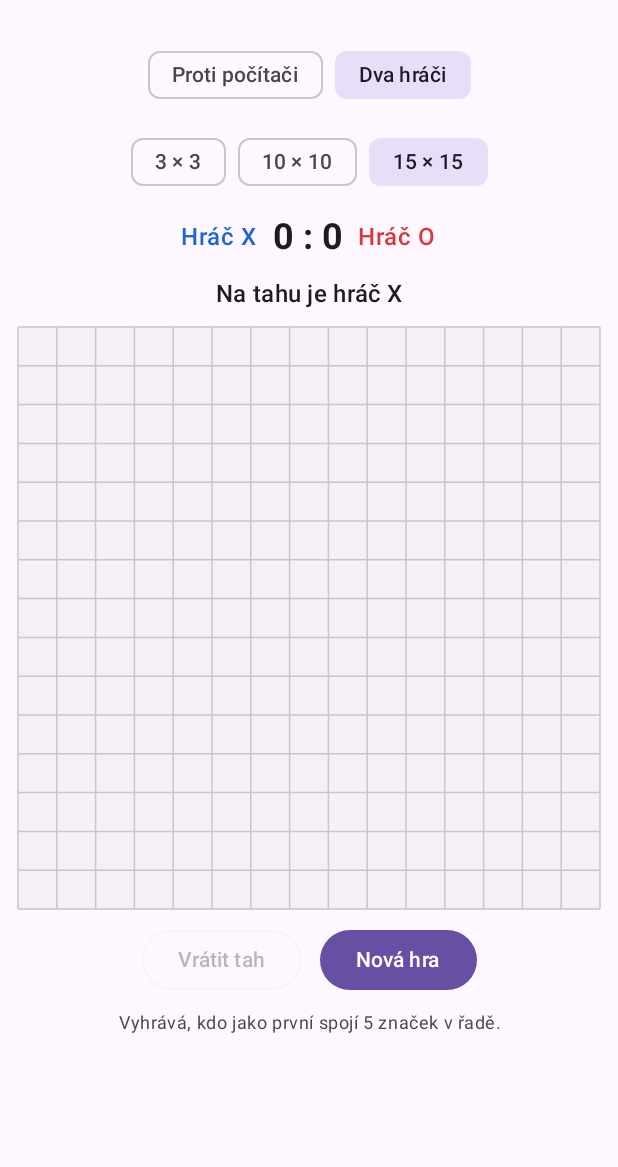
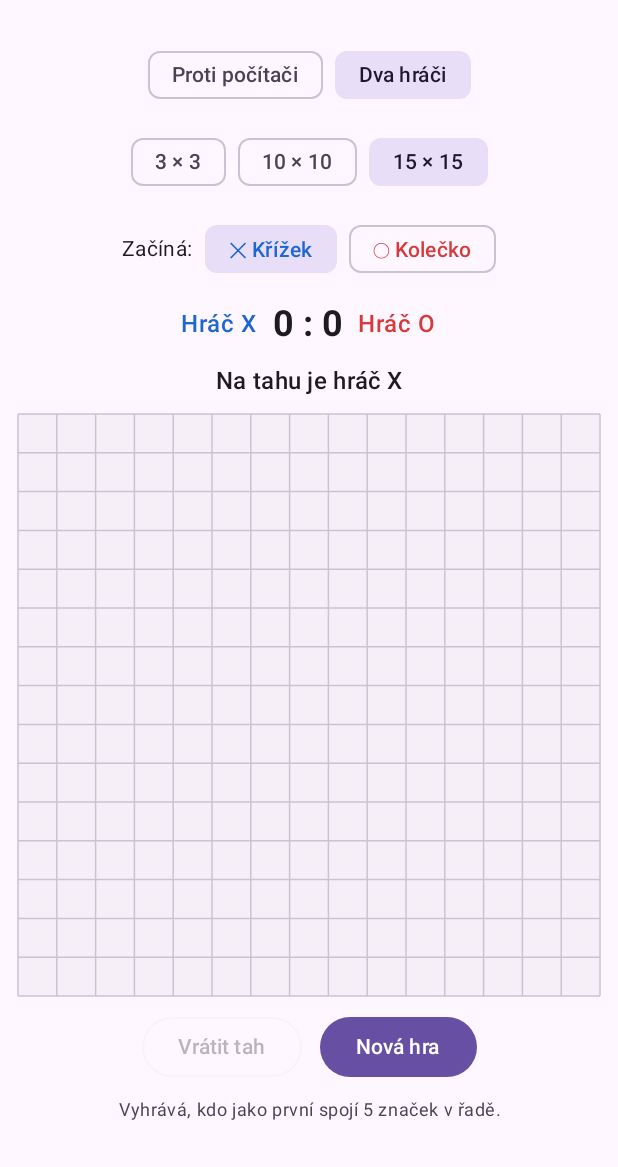
Before and after one commit to luven79/Claud, an Android app built with Jetpack Compose: the screen it shows after launch (MainActivity), after a tap on "Dva hráči", on a phone screen of 412 x 824 dp, the part 69-1236 px from its top. Run offline under Robolectric (Android 15) with nearby library versions, the phone set to English and light mode, and no system bars.

Commit message:
Let players choose cross or circle
The starting symbol is now part of the game state. Against the
computer it is the human's symbol; with two players it is the symbol
that moves first.

Co-Authored-By: Claude Fable 5.2 <noreply@anthropic.com>
Claude-Session: https://claude.ai/code/session_019ZAvcPZV5juyohVSgBkJHg

```diff
--- a/app/src/main/kotlin/cz/piskvorky/GameScreen.kt
+++ b/app/src/main/kotlin/cz/piskvorky/GameScreen.kt
@@ -82,7 +82,29 @@ fun GameScreen(vm: GameViewModel = viewModel()) {
                 }
             }
 
-            ScoreRow(vm.mode, vm.scoreX, vm.scoreO)
+            Row(
+                horizontalArrangement = Arrangement.spacedBy(8.dp),
+                verticalAlignment = Alignment.CenterVertically,
+            ) {
+                Text(
+                    text = stringResource(
+                        if (vm.mode == GameMode.VS_COMPUTER) R.string.symbol_yours else R.string.symbol_starts,
+                    ),
+                    style = MaterialTheme.typography.bodyMedium,
+                )
+                FilterChip(
+                    selected = state.first == Player.X,
+                    onClick = { vm.selectSymbol(Player.X) },
+                    label = { Text(stringResource(R.string.symbol_x), color = ColorX) },
+                )
+                FilterChip(
+                    selected = state.first == Player.O,
+                    onClick = { vm.selectSymbol(Player.O) },
+                    label = { Text(stringResource(R.string.symbol_o), color = ColorO) },
+                )
+            }
+
+            ScoreRow(vm.mode, state.first, vm.scoreX, vm.scoreO)
 
             Text(
                 text = statusText(state, vm.mode, vm.isThinking),
@@ -130,24 +152,31 @@ private fun statusText(state: GameState, mode: GameMode, isThinking: Boolean): S
     val winner = state.winner
     return when {
         winner != null && vsComputer ->
-            stringResource(if (winner == Player.X) R.string.status_you_win else R.string.status_computer_win)
+            stringResource(if (winner == state.first) R.string.status_you_win else R.string.status_computer_win)
         winner != null -> stringResource(R.string.status_win, winner.name)
         state.isDraw -> stringResource(R.string.status_draw)
         isThinking -> stringResource(R.string.status_thinking)
-        vsComputer -> stringResource(R.string.status_your_turn)
+        vsComputer -> stringResource(R.string.status_your_turn, state.first.name)
         else -> stringResource(R.string.status_turn, state.current.name)
     }
 }
 
 @Composable
-private fun ScoreRow(mode: GameMode, scoreX: Int, scoreO: Int) {
+private fun scoreLabel(vsComputer: Boolean, human: Player, player: Player): String = when {
+    !vsComputer -> stringResource(R.string.score_player, player.name)
+    player == human -> stringResource(R.string.score_you, player.name)
+    else -> stringResource(R.string.score_computer, player.name)
+}
+
+@Composable
+private fun ScoreRow(mode: GameMode, human: Player, scoreX: Int, scoreO: Int) {
     val vsComputer = mode == GameMode.VS_COMPUTER
     Row(
         horizontalArrangement = Arrangement.spacedBy(10.dp),
         verticalAlignment = Alignment.CenterVertically,
     ) {
         Text(
-            text = stringResource(if (vsComputer) R.string.score_you else R.string.score_player_x),
+            text = scoreLabel(vsComputer, human, Player.X),
             color = ColorX,
             fontWeight = FontWeight.Medium,
         )
@@ -157,7 +186,7 @@ private fun ScoreRow(mode: GameMode, scoreX: Int, scoreO: Int) {
             fontWeight = FontWeight.Bold,
         )
         Text(
-            text = stringResource(if (vsComputer) R.string.score_computer else R.string.score_player_o),
+            text = scoreLabel(vsComputer, human, Player.O),
             color = ColorO,
             fontWeight = FontWeight.Medium,
         )
--- a/app/src/main/kotlin/cz/piskvorky/GameViewModel.kt
+++ b/app/src/main/kotlin/cz/piskvorky/GameViewModel.kt
@@ -17,7 +17,10 @@ import kotlinx.coroutines.withContext
 
 enum class GameMode { VS_COMPUTER, TWO_PLAYERS }
 
-/** Drží stav partie přes otočení displeje. V režimu proti počítači hraje člověk za X. */
+/**
+ * Drží stav partie přes otočení displeje. Začíná vždy značka [GameState.first];
+ * v režimu proti počítači je to značka člověka.
+ */
 class GameViewModel : ViewModel() {
     var state by mutableStateOf(GameState.new(DEFAULT_SIZE))
         private set
@@ -40,7 +43,7 @@ class GameViewModel : ViewModel() {
 
     fun newGame() {
         cancelAi()
-        state = GameState.new(state.size, state.winLength)
+        state = GameState.new(state.size, state.winLength, state.first)
     }
 
     fun undo() {
@@ -59,19 +62,25 @@ class GameViewModel : ViewModel() {
     fun selectMode(newMode: GameMode) {
         if (newMode == mode) return
         mode = newMode
-        resetAll(state.size)
+        resetAll(state.size, state.first)
+    }
+
+    /** Zvolí značku, kterou se začíná (proti počítači značku člověka). */
+    fun selectSymbol(symbol: Player) {
+        if (symbol == state.first) return
+        resetAll(state.size, symbol)
     }
 
     fun selectSize(size: Int) {
         if (size == state.size) return
-        resetAll(size)
+        resetAll(size, state.first)
     }
 
-    private fun resetAll(size: Int) {
+    private fun resetAll(size: Int, first: Player) {
         cancelAi()
         scoreX = 0
         scoreO = 0
-        state = GameState.new(size)
+        state = GameState.new(size, first = first)
     }
 
     private fun applyMove(row: Int, col: Int) {
--- a/app/src/main/res/values/strings.xml
+++ b/app/src/main/res/values/strings.xml
@@ -9,14 +9,17 @@
     <string name="rules_five">Vyhrává, kdo jako první spojí 5 značek v řadě.</string>
     <string name="rules_three">Vyhrává, kdo jako první spojí 3 značky v řadě.</string>
     <string name="status_turn">Na tahu je hráč %1$s</string>
-    <string name="status_your_turn">Jste na tahu (X)</string>
+    <string name="status_your_turn">Jste na tahu (%1$s)</string>
     <string name="status_thinking">Počítač přemýšlí…</string>
     <string name="status_win">Vyhrál hráč %1$s!</string>
     <string name="status_you_win">Vyhráli jste!</string>
     <string name="status_computer_win">Vyhrál počítač.</string>
     <string name="status_draw">Remíza – deska je plná.</string>
-    <string name="score_you">Vy (X)</string>
-    <string name="score_computer">Počítač (O)</string>
-    <string name="score_player_x">Hráč X</string>
-    <string name="score_player_o">Hráč O</string>
+    <string name="score_you">Vy (%1$s)</string>
+    <string name="score_computer">Počítač (%1$s)</string>
+    <string name="score_player">Hráč %1$s</string>
+    <string name="symbol_yours">Vaše značka:</string>
+    <string name="symbol_starts">Začíná:</string>
+    <string name="symbol_x">✕ Křížek</string>
+    <string name="symbol_o">◯ Kolečko</string>
 </resources>
--- a/game/src/main/kotlin/cz/piskvorky/game/GameState.kt
+++ b/game/src/main/kotlin/cz/piskvorky/game/GameState.kt
@@ -9,18 +9,19 @@ enum class Player {
 data class Cell(val row: Int, val col: Int)
 
 /**
- * Neměnný stav partie piškvorek. Začíná vždy hráč X, vyhrává řada
+ * Neměnný stav partie piškvorek. Začíná hráč [first], vyhrává řada
  * alespoň [winLength] stejných značek vodorovně, svisle nebo šikmo.
  */
 data class GameState(
     val size: Int,
     val winLength: Int,
+    val first: Player,
     val cells: List<Player?>,
     val moves: List<Cell>,
     val winner: Player?,
     val winningLine: List<Cell>,
 ) {
-    val current: Player get() = if (moves.size % 2 == 0) Player.X else Player.O
+    val current: Player get() = if (moves.size % 2 == 0) first else first.other
     val isDraw: Boolean get() = winner == null && moves.size == size * size
     val isOver: Boolean get() = winner != null || isDraw
     val lastMove: Cell? get() = moves.lastOrNull()
@@ -48,7 +49,7 @@ data class GameState(
 
     /** Vrátí posledních [count] tahů. */
     fun undo(count: Int = 1): GameState =
-        moves.dropLast(count).fold(new(size, winLength)) { state, move -> state.play(move.row, move.col) }
+        moves.dropLast(count).fold(new(size, winLength, first)) { state, move -> state.play(move.row, move.col) }
 
     companion object {
         /** Na desce 3×3 se hraje na tři v řadě, jinak na pět. */
@@ -56,10 +57,14 @@ data class GameState(
 
         internal val DIRECTIONS = listOf(0 to 1, 1 to 0, 1 to 1, 1 to -1)
 
-        fun new(size: Int = 15, winLength: Int = defaultWinLength(size)): GameState {
+        fun new(
+            size: Int = 15,
+            winLength: Int = defaultWinLength(size),
+            first: Player = Player.X,
+        ): GameState {
             require(size > 0) { "Velikost desky musí být kladná" }
             require(winLength > 1) { "Délka vítězné řady musí být alespoň 2" }
-            return GameState(size, winLength, List(size * size) { null }, emptyList(), null, emptyList())
+            return GameState(size, winLength, first, List(size * size) { null }, emptyList(), null, emptyList())
         }
 
         private fun findWinningLine(
```
Also changed, not shown: 2 other files.
